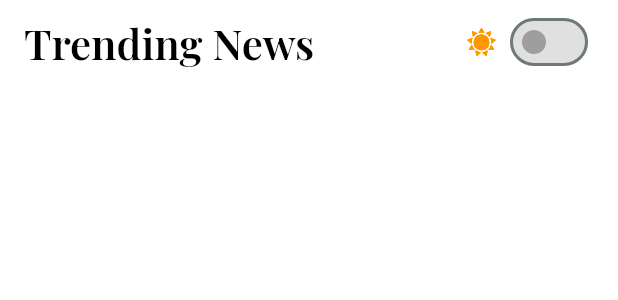
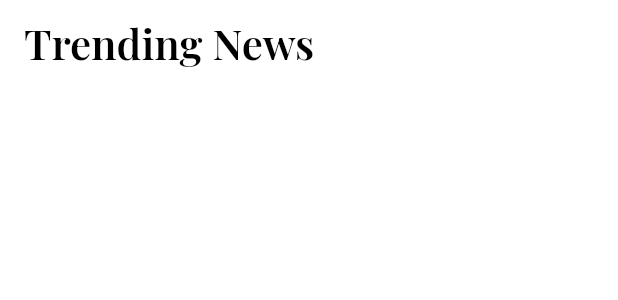
Before and after one commit to Hitesh-Meghwal/newsapp, a Flutter app: the CustomAppbar widget shown alone on an empty page, opened directly, on a phone screen of 412 x 824 dp. Shown: the top 300 px of the screen. Run offline on Flutter 3.47's test engine with Material 3 defaults, Android fonts, the phone set to English and light mode, and no system bars; our stand-ins replace cached_network_image, carousel_slider, dio, flutter_svg, get, google_fonts and 4 more; network calls fail.

Commit message:
boolean mode added

```diff
--- a/lib/views/screens/articleList_screen.dart
+++ b/lib/views/screens/articleList_screen.dart
@@ -14,7 +14,7 @@ class ArticlelistScreen extends StatelessWidget {
   @override
   Widget build(BuildContext context) {
     return Scaffold(
-      appBar: CustomAppbar(appbarTitle: AppStrings.trendingNews),
+      appBar: CustomAppbar(appbarTitle: AppStrings.trendingNews,mode: false),
       body: FutureBuilder(
         future: homeController.getTrendingNews(),
         builder: (context, snapshot) {
--- a/lib/views/screens/article_screen.dart
+++ b/lib/views/screens/article_screen.dart
@@ -42,7 +42,7 @@ class _ArticleScreenState extends State<ArticleScreen> {
   @override
   Widget build(BuildContext context) {
     return Scaffold(
-      appBar: CustomAppbar(appbarTitle: AppStrings.news),
+      appBar: CustomAppbar(appbarTitle: AppStrings.news,mode: false),
       body: Column(
         children: [
           if (isLoading)
--- a/lib/views/screens/breakingnews_screen.dart
+++ b/lib/views/screens/breakingnews_screen.dart
@@ -14,7 +14,7 @@ class BreakingnewsScreen extends StatelessWidget {
   @override
   Widget build(BuildContext context) {
     return Scaffold(
-      appBar: CustomAppbar(appbarTitle: AppStrings.breakingNews),
+      appBar: CustomAppbar(appbarTitle: AppStrings.breakingNews,mode: false),
       body: FutureBuilder(
         future: homeController.getBreakingNews(),
         builder: (context, snapshot) {
--- a/lib/views/screens/category_screen.dart
+++ b/lib/views/screens/category_screen.dart
@@ -21,7 +21,7 @@ class _CategoryScreenState extends State<CategoryScreen> {
   @override
   Widget build(BuildContext context) {
     return Scaffold(
-      appBar: CustomAppbar(appbarTitle: appbarTitle ?? "Category"),
+      appBar: CustomAppbar(appbarTitle: appbarTitle ?? "Category",mode: false),
       body: FutureBuilder(
         future: homeController.getCategoryNews(appbarTitle),
         builder: (context, snapshot) {
--- a/lib/views/widgets/custom_appbar.dart
+++ b/lib/views/widgets/custom_appbar.dart
@@ -8,7 +8,8 @@ import 'package:newsapp/res/images/app_images.dart';
 
 class CustomAppbar extends StatelessWidget implements PreferredSizeWidget {
   final String appbarTitle;
-  CustomAppbar({super.key, required this.appbarTitle});
+  final bool mode;
+  CustomAppbar({super.key, required this.appbarTitle, this.mode = true});
   final ThemeController themeController = Get.find();
   @override
   Widget build(BuildContext context) {
@@ -23,7 +24,8 @@ class CustomAppbar extends StatelessWidget implements PreferredSizeWidget {
               },
             )
           : null, // For Android, AppBar will show the back button automatically
-      actions: [
+      actions: mode
+          ? [
               Row(
                 children: [
                   Obx(
@@ -52,7 +54,8 @@ class CustomAppbar extends StatelessWidget implements PreferredSizeWidget {
                   const SizedBox(width: 16), // Add spacing before the edge
                 ],
               ),
-      ],
+            ]
+          : null,
     );
   }
 
--- a/lib/views/widgets/custom_trendingList.dart
+++ b/lib/views/widgets/custom_trendingList.dart
@@ -70,6 +70,8 @@ class CustomTrendinglist extends StatelessWidget {
               ),
               const SizedBox(width: 8.0),
               Expanded(
+                child: Padding(
+                  padding: const EdgeInsets.only(right: 8),
                   child: Column(
                     crossAxisAlignment: CrossAxisAlignment.start,
                     children: [
@@ -99,6 +101,7 @@ class CustomTrendinglist extends StatelessWidget {
                     ],
                   ),
                 ),
+              ),
             ],
           ),
         ),
```
Lines whose indentation alone changed are shown as unchanged.
